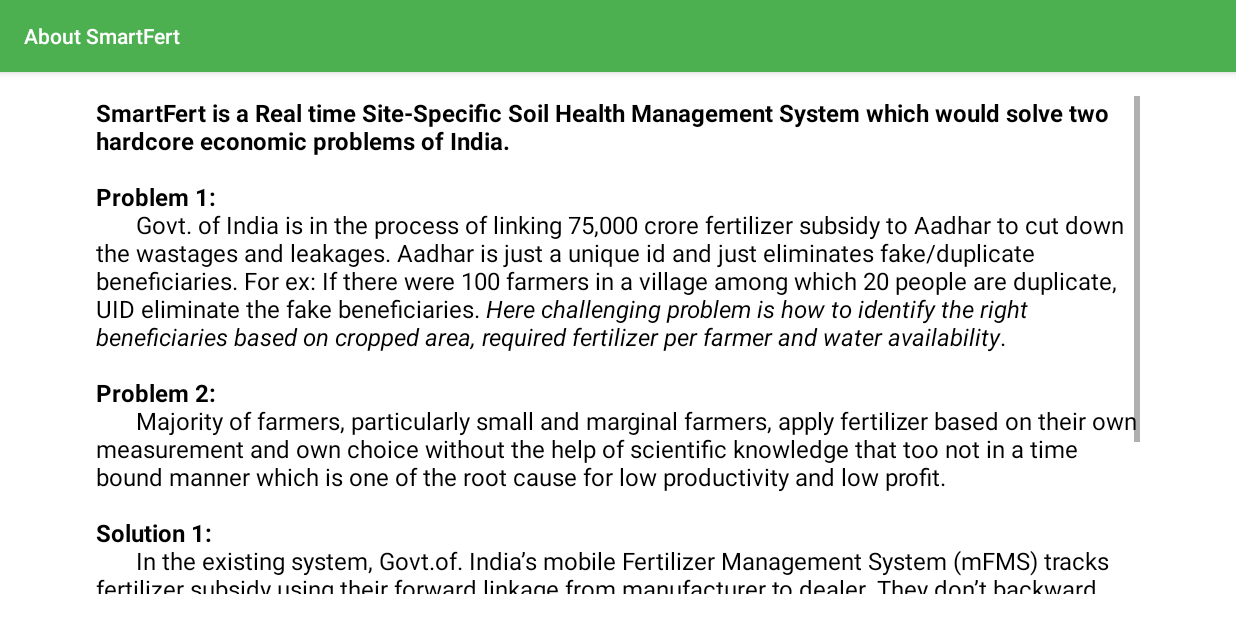
After one commit to Praveen2106/SmartFert, an Android app: the AboutSmartFert screen opened directly, with no data from a screen before it, on a phone screen of 824 x 412 dp (held sideways). The commit adds this screen. Run offline under Robolectric (Android 15) with nearby library versions, the phone set to English and light mode, and no system bars.

Commit message:
Initial Commit

```diff
--- a/app/src/main/AndroidManifest.xml
+++ b/app/src/main/AndroidManifest.xml
@@ -35,6 +35,10 @@
         <activity android:name=".view.SubsidyReport"
             android:screenOrientation="landscape"
             android:windowSoftInputMode="stateHidden" ></activity>
+
+        <activity android:name=".view.AboutSmartFert"
+            android:screenOrientation="landscape"
+            android:windowSoftInputMode="stateHidden" ></activity>
     </application>
 
 </manifest>
--- /dev/null
+++ b/app/src/main/java/com/infosys/hackathon/smartfert/view/AboutSmartFert.java
@@ -0,0 +1,25 @@
+package com.infosys.hackathon.smartfert.view;
+
+import android.app.Activity;
+import android.content.res.Configuration;
+import android.os.Bundle;
+import android.support.v7.app.ActionBarActivity;
+
+import com.infosys.hackathon.smartfert.R;
+
+/**
+ * File Created by Praveen K on 08-Mar-15.
+ */
+public class AboutSmartFert extends ActionBarActivity {
+
+    @Override
+    protected void onCreate(Bundle savedInstanceState) {
+        super.onCreate(savedInstanceState);
+
+        if (getResources().getConfiguration().orientation == Configuration.ORIENTATION_PORTRAIT)
+            return;
+
+        getSupportActionBar().setTitle("About SmartFert");
+        setContentView(R.layout.form_about);
+    }
+}
--- a/app/src/main/java/com/infosys/hackathon/smartfert/view/CaptureDetails.java
+++ b/app/src/main/java/com/infosys/hackathon/smartfert/view/CaptureDetails.java
@@ -52,6 +52,7 @@ public class CaptureDetails extends ActionBarActivity {
         if(getResources().getConfiguration().orientation == Configuration.ORIENTATION_PORTRAIT)
             return;
 
+        getSupportActionBar().setTitle("Soil Fertility Capture");
         setContentView(R.layout.form_capture_details);
         final Fragment basicDetails = new BasicDetails();
 
--- a/app/src/main/java/com/infosys/hackathon/smartfert/view/FertliserMgmtDashActivity.java
+++ b/app/src/main/java/com/infosys/hackathon/smartfert/view/FertliserMgmtDashActivity.java
@@ -66,6 +66,7 @@ public class FertliserMgmtDashActivity extends ActionBarActivity {
         if(getResources().getConfiguration().orientation == Configuration.ORIENTATION_PORTRAIT)
             return;
 
+        getSupportActionBar().setTitle("Fertilizer Subsidy Management");
         //getWindow().requestFeature(Window.FEATURE_ACTION_BAR);
         setContentView(R.layout.layout_fsm_dash);
 
@@ -80,6 +81,7 @@ public class FertliserMgmtDashActivity extends ActionBarActivity {
 
         final EditText soilTestRptNo = (EditText) dialogView.findViewById(R.id.soilTestRptNo);
         fetchDetails = (Button) dialogView.findViewById(R.id.fetchDetails);
+        fetchDetails.setText("FETCH FERTILIZER SUBSIDY DETAILS");
         addNew = (Button) dialogView.findViewById(R.id.addNewSoilReport);
         addNew.setVisibility(View.GONE);
         soilData = new SoilData();
@@ -159,7 +161,7 @@ public class FertliserMgmtDashActivity extends ActionBarActivity {
 
                     XYSeriesRenderer renderer = new XYSeriesRenderer();
                     renderer.setLineWidth(2);
-                    renderer.setColor(Color.RED);
+                    renderer.setColor(Color.parseColor("#1b5e20"));
                     renderer.setDisplayBoundingPoints(true);
                     renderer.setPointStyle(PointStyle.CIRCLE);
                     renderer.setPointStrokeWidth(3);
--- a/app/src/main/java/com/infosys/hackathon/smartfert/view/SubsidyReport.java
+++ b/app/src/main/java/com/infosys/hackathon/smartfert/view/SubsidyReport.java
@@ -23,6 +23,8 @@ public class SubsidyReport extends ActionBarActivity {
         super.onCreate(savedInstanceState);
         if(getResources().getConfiguration().orientation == Configuration.ORIENTATION_PORTRAIT)
             return;
+
+        getSupportActionBar().setTitle("Fertilizer Subsidy Report for Farmer");
 
         setContentView(R.layout.activity_subsidy_report);
         HashMap<SmartFert.RESULT, String> mapObj = (HashMap<SmartFert.RESULT, String>) getIntent().getSerializableExtra("Result");
--- a/app/src/main/res/layout-land/activity_subsidy_report.xml
+++ b/app/src/main/res/layout-land/activity_subsidy_report.xml
@@ -19,7 +19,7 @@
                 android:layout_height="match_parent"
                 android:layout_gravity="center_horizontal"
                 android:gravity="center_horizontal"
-                android:text="Farmer Subsidy Report"
+                android:text="Fertilizer Subsidy Report for Farmer"
                 android:textColor="#000000"
                 android:textSize="20sp"
                 android:textStyle="bold" />
@@ -188,7 +188,7 @@
                 android:gravity="center_horizontal"
                 android:text="For Government Use"
                 android:textColor="#000000"
-                android:textSize="20sp"
+                android:textSize="16sp"
                 android:textStyle="bold" />
         </TableRow>
 
--- /dev/null
+++ b/app/src/main/res/layout-land/form_about.xml
@@ -0,0 +1,18 @@
+<?xml version="1.0" encoding="utf-8"?>
+<ScrollView xmlns:android="http://schemas.android.com/apk/res/android"
+    android:orientation="vertical" android:layout_width="match_parent"
+    android:layout_height="match_parent"
+    android:paddingLeft="@dimen/activity_horizontal_margin"
+    android:paddingRight="@dimen/activity_horizontal_margin"
+    android:paddingTop="@dimen/activity_vertical_margin"
+    android:background="@android:color/white"
+    android:paddingBottom="@dimen/activity_vertical_margin">
+
+    <TextView
+        android:layout_width="match_parent"
+        android:layout_height="match_parent"
+        android:textSize="16sp"
+        android:textColor="@android:color/black"
+        android:text="@string/about_smart_fert"/>
+
+</ScrollView>
--- a/app/src/main/res/layout-land/form_login.xml
+++ b/app/src/main/res/layout-land/form_login.xml
@@ -97,6 +97,7 @@
             android:layout_marginTop="@dimen/dimen_20dp"
             android:text="@string/login"
             android:id="@+id/bt_login"
+            android:textColor="@android:color/white"
             android:layout_gravity="center_horizontal"
             android:gravity="center"/>
     </LinearLayout>
--- a/app/src/main/res/layout-land/form_overview.xml
+++ b/app/src/main/res/layout-land/form_overview.xml
@@ -77,6 +77,7 @@
 
         <LinearLayout
             android:layout_width="0dp"
+            android:id="@+id/cropInsurance"
             android:layout_height="wrap_content"
             android:padding="@dimen/dimen_16dp"
             android:layout_weight="1"
@@ -95,7 +96,6 @@
                 android:textSize="@dimen/dimen_label"
                 android:layout_marginTop="@dimen/dimen_8dp"
                 android:gravity="center"
-                android:id="@+id/cropInsurance"
                 android:textColor="@android:color/black"
                 android:text="Crop Insurance"/>
         </LinearLayout>
--- a/app/src/main/res/values/strings.xml
+++ b/app/src/main/res/values/strings.xml
@@ -13,7 +13,16 @@
     <string name="login_password">Password</string>
 
     <string name="dummy">Dummy Text</string>
-
+    <string name="about_smart_fert" formatted="false"><b>SmartFert is a Real time Site-Specific Soil Health Management System which would solve two hardcore economic problems of India.</b>
+\n\n<b>Problem 1:</b>
+\n\t\tGovt. of India is in the process of linking 75,000 crore fertilizer subsidy to Aadhar to cut down the wastages and leakages. Aadhar is just a unique id and just eliminates fake/duplicate beneficiaries.   For ex: If there were 100 farmers in a village among which 20 people are duplicate, UID eliminate the fake beneficiaries. <i>Here challenging problem is how to identify the right beneficiaries based on cropped area, required fertilizer per farmer and water availability</i>.
+\n\n<b>Problem 2:</b>
+        \n\t\tMajority of farmers, particularly small and marginal farmers, apply fertilizer based on their own measurement and own choice without the help of scientific knowledge that too not in a time bound manner which is one of the root cause for low productivity and low profit.
+        \n\n<b>Solution 1:</b>
+        \n\t\tIn the existing system, Govt.of. India’s mobile Fertilizer Management System (mFMS) tracks fertilizer subsidy using their forward linkage from manufacturer to dealer. They don’t backward linkage to connect to the farmers. Here SmartFert brings the last mile connect through extension worker. Using our application an extension worker could calculate the fertilizer subsidy per farmer based on cropped area and required fertilizer. It would help Govt. of. India, to cut down the leakages at least by 30% and ensures 60% ROI.
+        \n\n<b>Solution 2:</b>
+        \n\t\tUsing SmartFert fertilizer recommendation system and crop calendar an extension worker could give appropriate advisory for the farmer on time bound application of fertilizers which would help him get better yield, quality and price.
+    </string>
 
     <string-array name="ownership">
         <item>Own</item>
--- a/app/src/main/res/values/styles.xml
+++ b/app/src/main/res/values/styles.xml
@@ -1,5 +1,5 @@
 <resources xmlns:tools="http://schemas.android.com/tools" xmlns:android="http://schemas.android.com/apk/res/android">
-    <style name="CustomActionBarTheme" parent="@style/Theme.AppCompat.Light">
+    <style name="CustomActionBarTheme" parent="@style/Theme.AppCompat.Light.DarkActionBar">
         <item name="colorPrimary">#4CAF50</item>
         <item name="colorPrimaryDark">#1b5e20</item>
     </style>
```
Also changed, not shown: app/src/main/java/com/infosys/hackathon/smartfert/utils/SmartFert.java (+80 -64 lines), app/src/main/java/com/infosys/hackathon/smartfert/view/Overview.java (+6 -1 lines), app/src/main/res/menu/menu_about.xml (added, +9 -0 lines).
